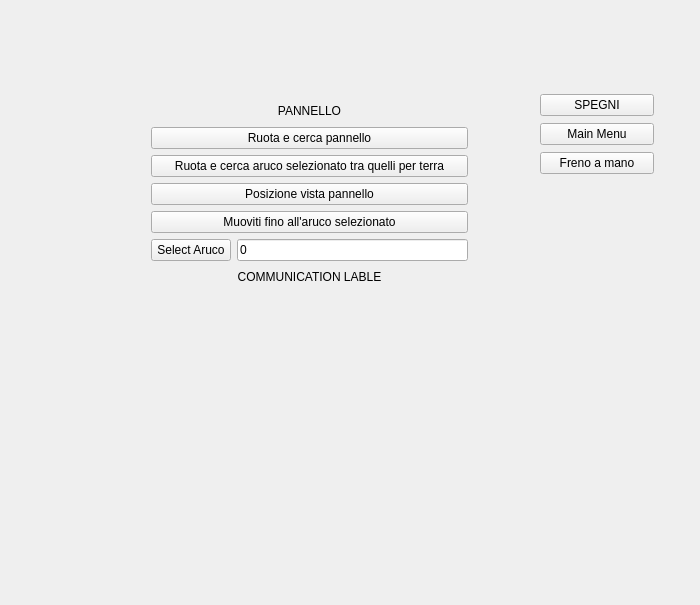
Qt form QT/screen_automazione.ui (alma-x/ur3-control) before a commit.
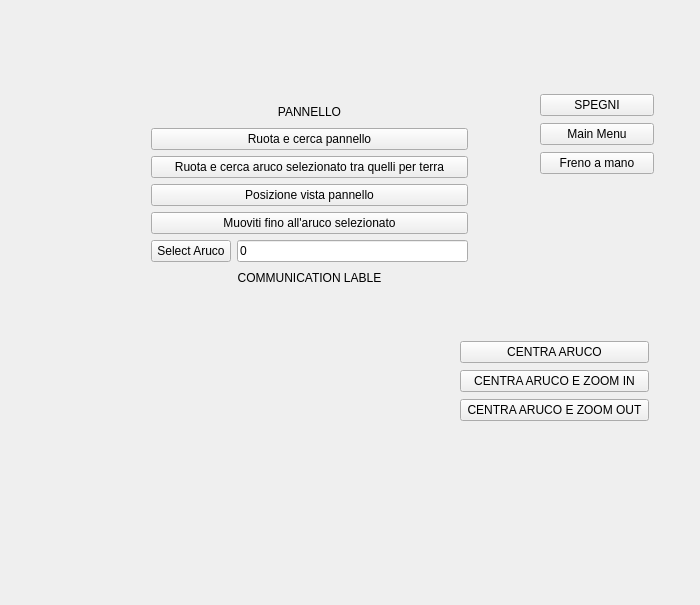
The same form after that commit.

```diff
--- a/QT/screen_automazione.ui
+++ b/QT/screen_automazione.ui
@@ -58,7 +58,7 @@
      <x>151</x>
      <y>101</y>
      <width>317</width>
-     <height>185</height>
+     <height>187</height>
     </rect>
    </property>
    <layout class="QVBoxLayout" name="verticalLayout_2">
@@ -93,16 +93,20 @@
       </property>
      </widget>
     </item>
-    <item>
-     <widget class="QPushButton" name="pushButton_5">
-      <property name="text">
-       <string>Muoviti fino all'aruco selezionato</string>
-      </property>
-     </widget>
-    </item>
     <item>
      <layout class="QHBoxLayout" name="horizontalLayout">
       <item>
+       <widget class="QPushButton" name="pushButton_5">
+        <property name="text">
+         <string>Muoviti fino all'aruco selezionato</string>
+        </property>
+       </widget>
+      </item>
+     </layout>
+    </item>
+    <item>
+     <layout class="QHBoxLayout" name="horizontalLayout_2">
+      <item>
        <widget class="QPushButton" name="pushButton_6">
         <property name="text">
          <string>Select Aruco</string>
@@ -136,6 +140,39 @@
     </item>
    </layout>
   </widget>
+  <widget class="QWidget" name="">
+   <property name="geometry">
+    <rect>
+     <x>460</x>
+     <y>340</y>
+     <width>189</width>
+     <height>83</height>
+    </rect>
+   </property>
+   <layout class="QVBoxLayout" name="verticalLayout_3">
+    <item>
+     <widget class="QPushButton" name="pushButton_9">
+      <property name="text">
+       <string>CENTRA ARUCO</string>
+      </property>
+     </widget>
+    </item>
+    <item>
+     <widget class="QPushButton" name="pushButton_10">
+      <property name="text">
+       <string>CENTRA ARUCO E ZOOM IN</string>
+      </property>
+     </widget>
+    </item>
+    <item>
+     <widget class="QPushButton" name="pushButton_11">
+      <property name="text">
+       <string>CENTRA ARUCO E ZOOM OUT</string>
+      </property>
+     </widget>
+    </item>
+   </layout>
+  </widget>
  </widget>
  <resources/>
  <connections>
```
Left out of the diff: 51 changed lines with no effect on the pictures.
